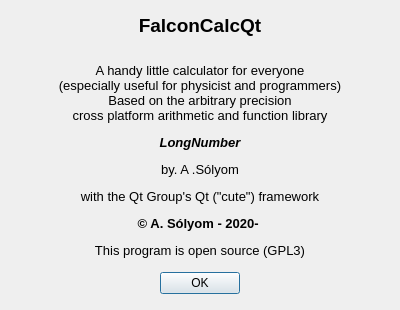
This is FalconCalcQt/AboutDialog.ui in solyoma/FalconCalc as Qt 5 draws it before an edit. The edited form follows.
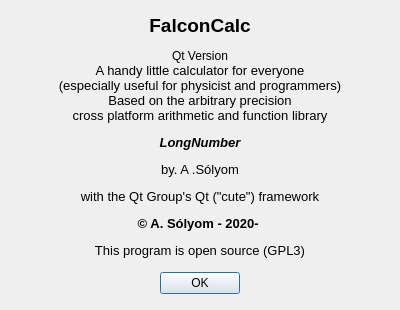
This is the edited form. Icons and pictures are not drawn.

Commit message: bugfix: error flag propagation some display text changes (not yet translated to Hungarian) bugfix:log functions set domain error UI: icon set everywhere in forms 9still not good)

The edit to the form file:
```diff
--- a/FalconCalcQt/AboutDialog.ui
+++ b/FalconCalcQt/AboutDialog.ui
@@ -32,7 +32,7 @@
    <item>
     <widget class="QLabel" name="label_2">
      <property name="text">
-      <string>&lt;html&gt;&lt;head/&gt;&lt;body&gt;&lt;p align=&quot;center&quot;&gt;&lt;span style=&quot; font-size:14pt; font-weight:600;&quot;&gt;FalconCalcQt&lt;/span&gt;&lt;/p&gt;&lt;p align=&quot;center&quot;&gt;&lt;br/&gt;&lt;span style=&quot; font-size:10pt;&quot;&gt;A handy little calculator for everyone&lt;br/&gt;(especially useful for physicist and programmers)&lt;br/&gt;Based on the arbitrary precision&lt;br/&gt;cross platform arithmetic and function library&lt;/span&gt;&lt;/p&gt;&lt;p align=&quot;center&quot;&gt;&lt;span style=&quot; font-size:10pt; font-weight:600; font-style:italic;&quot;&gt;LongNumber&lt;/span&gt;&lt;/p&gt;&lt;p align=&quot;center&quot;&gt;&lt;span style=&quot; font-size:10pt;&quot;&gt;by. A .Sólyom&lt;/span&gt;&lt;/p&gt;&lt;p align=&quot;center&quot;&gt;&lt;span style=&quot; font-size:10pt;&quot;&gt;with the Qt Group's Qt (&amp;quot;cute&amp;quot;) framework&lt;/span&gt;&lt;/p&gt;&lt;p align=&quot;center&quot;&gt;&lt;span style=&quot; font-size:10pt; font-weight:600;&quot;&gt;© A. Sólyom - 2020- &lt;/span&gt;&lt;/p&gt;&lt;p align=&quot;center&quot;&gt;&lt;span style=&quot; font-size:10pt;&quot;&gt;This program is open source (GPL3)&lt;/span&gt;&lt;/p&gt;&lt;/body&gt;&lt;/html&gt;</string>
+      <string>&lt;html&gt;&lt;head/&gt;&lt;body&gt;&lt;p align=&quot;center&quot;&gt;&lt;span style=&quot; font-size:14pt; font-weight:600;&quot;&gt;FalconCalc&lt;/span&gt;&lt;/p&gt;&lt;p align=&quot;center&quot;&gt;Qt Version&lt;br/&gt;&lt;span style=&quot; font-size:10pt;&quot;&gt;A handy little calculator for everyone&lt;br/&gt;(especially useful for physicist and programmers)&lt;br/&gt;Based on the arbitrary precision&lt;br/&gt;cross platform arithmetic and function library&lt;/span&gt;&lt;/p&gt;&lt;p align=&quot;center&quot;&gt;&lt;span style=&quot; font-size:10pt; font-weight:600; font-style:italic;&quot;&gt;LongNumber&lt;/span&gt;&lt;/p&gt;&lt;p align=&quot;center&quot;&gt;&lt;span style=&quot; font-size:10pt;&quot;&gt;by. A .Sólyom&lt;/span&gt;&lt;/p&gt;&lt;p align=&quot;center&quot;&gt;&lt;span style=&quot; font-size:10pt;&quot;&gt;with the Qt Group's Qt (&amp;quot;cute&amp;quot;) framework&lt;/span&gt;&lt;/p&gt;&lt;p align=&quot;center&quot;&gt;&lt;span style=&quot; font-size:10pt; font-weight:600;&quot;&gt;© A. Sólyom - 2020- &lt;/span&gt;&lt;/p&gt;&lt;p align=&quot;center&quot;&gt;&lt;span style=&quot; font-size:10pt;&quot;&gt;This program is open source (GPL3)&lt;/span&gt;&lt;/p&gt;&lt;/body&gt;&lt;/html&gt;</string>
      </property>
      <property name="alignment">
       <set>Qt::AlignCenter</set>
```
Left out of the diff: 10 changed lines with no effect on the pictures. The commit also changes 10 other files.
